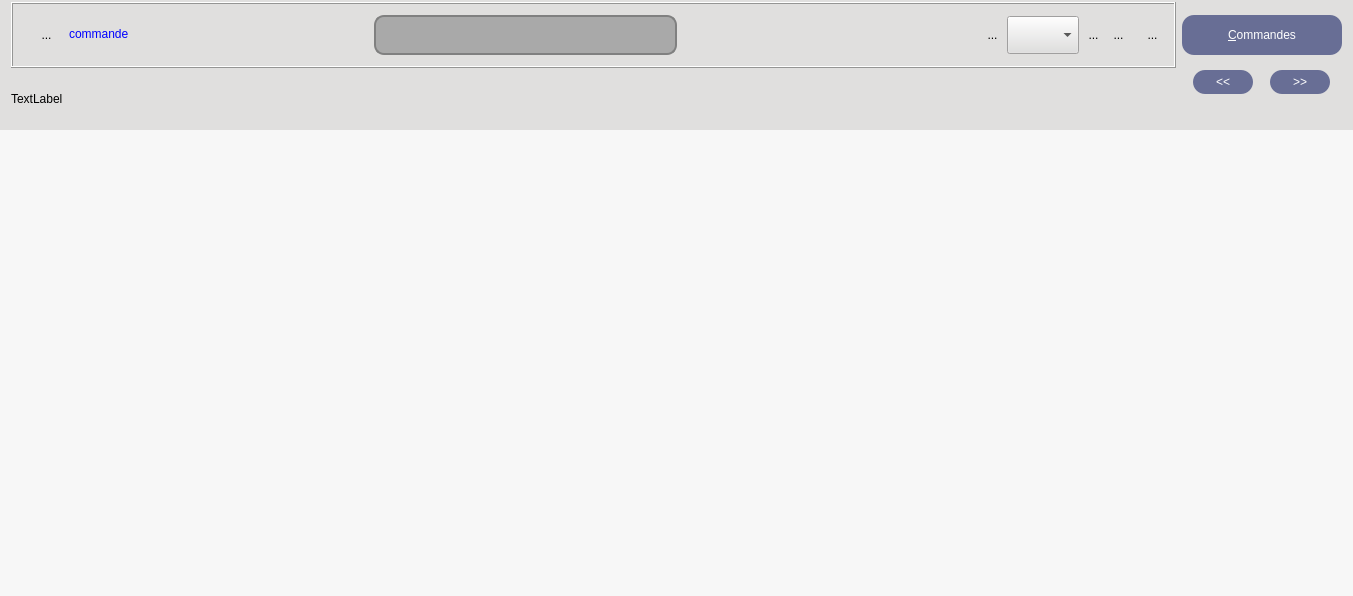
Above: UiQT5/desWidgetCommande.ui from SalomePlatform/eficas_tools before the change. Below: the same form after it.
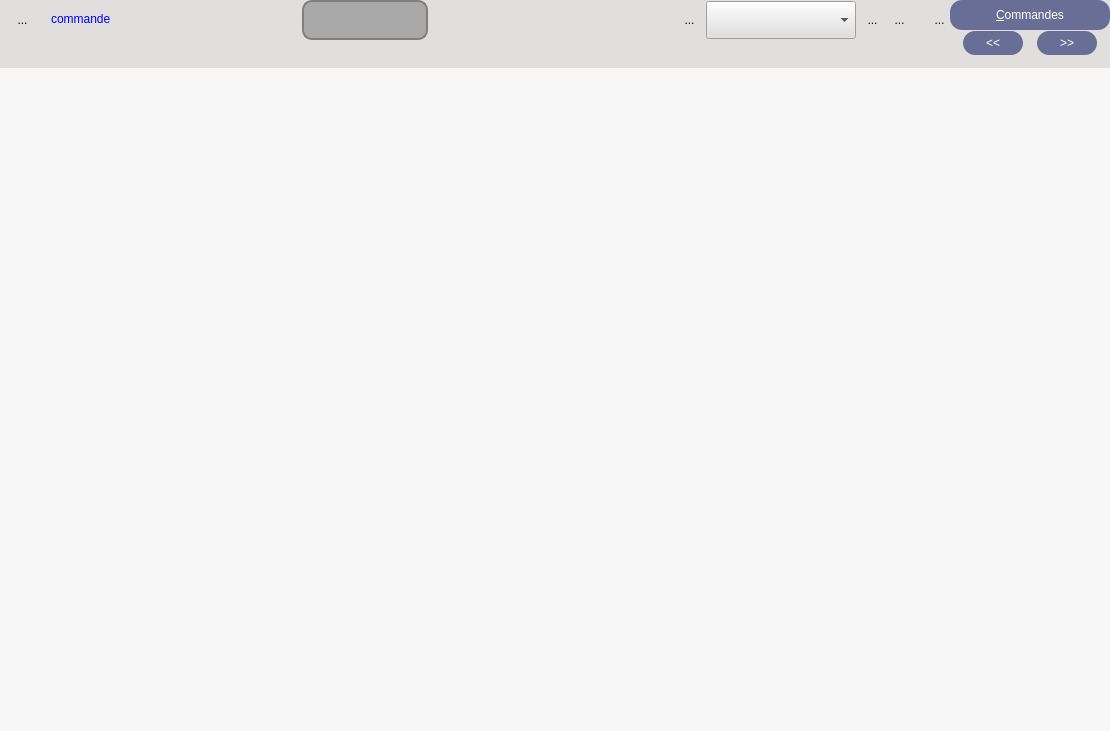
That is the form after the change. Icons and pictures are not drawn. Custom widgets are drawn as their Qt base class.

```diff
--- a/UiQT5/desWidgetCommande.ui
+++ b/UiQT5/desWidgetCommande.ui
@@ -6,8 +6,8 @@
    <rect>
     <x>0</x>
     <y>0</y>
-    <width>1353</width>
-    <height>596</height>
+    <width>1110</width>
+    <height>731</height>
    </rect>
   </property>
   <property name="sizePolicy">
@@ -50,46 +50,32 @@
      <property name="minimumSize">
       <size>
        <width>0</width>
-       <height>130</height>
+       <height>8</height>
       </size>
      </property>
      <property name="maximumSize">
       <size>
        <width>16777215</width>
-       <height>130</height>
+       <height>75</height>
       </size>
      </property>
      <property name="styleSheet">
       <string notr="true">background-color:rgb(224,223,222)</string>
      </property>
-     <layout class="QGridLayout" name="gridLayout_2">
-      <property name="topMargin">
-       <number>2</number>
+     <layout class="QHBoxLayout" name="horizontalLayout_2">
+      <property name="spacing">
+       <number>0</number>
       </property>
-      <property name="bottomMargin">
-       <number>3</number>
+      <property name="margin">
+       <number>0</number>
       </property>
-      <property name="verticalSpacing">
-       <number>2</number>
-      </property>
-      <item row="0" column="0">
-       <widget class="QFrame" name="frame_2">
-        <property name="sizePolicy">
-         <sizepolicy hsizetype="Preferred" vsizetype="Fixed">
-          <horstretch>0</horstretch>
-          <verstretch>0</verstretch>
-         </sizepolicy>
-        </property>
-        <property name="frameShape">
-         <enum>QFrame::Box</enum>
-        </property>
-        <property name="frameShadow">
-         <enum>QFrame::Raised</enum>
-        </property>
+      <item>
+       <layout class="QVBoxLayout" name="verticalLayout_3">
+        <property name="spacing">
+         <number>0</number>
+        </property>
+        <item>
         <layout class="QHBoxLayout" name="horizontalLayout">
-         <property name="spacing">
-          <number>0</number>
-         </property>
          <item>
           <spacer name="horizontalSpacer_5">
            <property name="orientation">
@@ -185,30 +171,26 @@
            </property>
           </widget>
          </item>
-         <item>
-          <spacer name="toto">
-           <property name="orientation">
-            <enum>Qt::Horizontal</enum>
-           </property>
-           <property name="sizeType">
-            <enum>QSizePolicy::Maximum</enum>
-           </property>
-           <property name="sizeHint" stdset="0">
-            <size>
-             <width>2</width>
-             <height>40</height>
-            </size>
-           </property>
-          </spacer>
-         </item>
          <item>
           <widget class="QLineEdit" name="LENom">
            <property name="sizePolicy">
-            <sizepolicy hsizetype="MinimumExpanding" vsizetype="Preferred">
+             <sizepolicy hsizetype="Fixed" vsizetype="Preferred">
              <horstretch>0</horstretch>
              <verstretch>0</verstretch>
             </sizepolicy>
            </property>
+            <property name="minimumSize">
+             <size>
+              <width>0</width>
+              <height>40</height>
+             </size>
+            </property>
+            <property name="maximumSize">
+             <size>
+              <width>16777215</width>
+              <height>200</height>
+             </size>
+            </property>
            <property name="toolTip">
             <string>Nom de l'objet. Seuls, les objets valides peuvent être nommés</string>
            </property>
@@ -239,36 +221,12 @@
            </property>
            <property name="sizeHint" stdset="0">
             <size>
-             <width>108</width>
-             <height>20</height>
+              <width>18</width>
+              <height>17</height>
             </size>
            </property>
           </spacer>
          </item>
-         <item>
-          <spacer name="horizontalSpacer_2">
-           <property name="orientation">
-            <enum>Qt::Horizontal</enum>
-           </property>
-           <property name="sizeType">
-            <enum>QSizePolicy::Ignored</enum>
-           </property>
-           <property name="sizeHint" stdset="0">
-            <size>
-             <width>2</width>
-             <height>40</height>
-            </size>
-           </property>
-          </spacer>
-         </item>
-         <item>
-          <layout class="QHBoxLayout" name="horizontalLayout_2">
-           <property name="spacing">
-            <number>4</number>
-           </property>
-           <property name="sizeConstraint">
-            <enum>QLayout::SetFixedSize</enum>
-           </property>
            <item>
             <widget class="QToolButton" name="RBRun">
              <property name="minimumSize">
@@ -317,7 +275,7 @@
              </property>
              <property name="minimumSize">
               <size>
-               <width>0</width>
+              <width>150</width>
                <height>38</height>
               </size>
              </property>
@@ -326,44 +284,6 @@
              </property>
             </widget>
            </item>
-           <item>
-            <widget class="QToolButton" name="RBInfo">
-             <property name="minimumSize">
-              <size>
-               <width>21</width>
-               <height>31</height>
-              </size>
-             </property>
-             <property name="maximumSize">
-              <size>
-               <width>31</width>
-               <height>31</height>
-              </size>
-             </property>
-             <property name="focusPolicy">
-              <enum>Qt::ClickFocus</enum>
-             </property>
-             <property name="toolTip">
-              <string>ouvre un navigateur sur l'aide contextuelle</string>
-             </property>
-             <property name="styleSheet">
-              <string notr="true">border : 0px</string>
-             </property>
-             <property name="text">
-              <string>...</string>
-             </property>
-             <property name="icon">
-              <iconset>
-               <normaloff>../../../.designer/Editeur/icons/point-interrogation.png</normaloff>../../../.designer/Editeur/icons/point-interrogation.png</iconset>
-             </property>
-             <property name="iconSize">
-              <size>
-               <width>21</width>
-               <height>31</height>
-              </size>
-             </property>
-            </widget>
-           </item>
            <item>
             <widget class="QToolButton" name="RBRegle">
              <property name="minimumSize">
@@ -402,7 +322,43 @@
              </property>
             </widget>
            </item>
-          </layout>
+          <item>
+           <widget class="QToolButton" name="RBInfo">
+            <property name="minimumSize">
+             <size>
+              <width>21</width>
+              <height>31</height>
+             </size>
+            </property>
+            <property name="maximumSize">
+             <size>
+              <width>31</width>
+              <height>31</height>
+             </size>
+            </property>
+            <property name="focusPolicy">
+             <enum>Qt::ClickFocus</enum>
+            </property>
+            <property name="toolTip">
+             <string>ouvre un navigateur sur l'aide contextuelle</string>
+            </property>
+            <property name="styleSheet">
+             <string notr="true">border : 0px</string>
+            </property>
+            <property name="text">
+             <string>...</string>
+            </property>
+            <property name="icon">
+             <iconset>
+              <normaloff>../../../.designer/Editeur/icons/point-interrogation.png</normaloff>../../../.designer/Editeur/icons/point-interrogation.png</iconset>
+            </property>
+            <property name="iconSize">
+             <size>
+              <width>21</width>
+              <height>31</height>
+             </size>
+            </property>
+           </widget>
          </item>
          <item>
           <spacer name="horizontalSpacer_4">
@@ -459,17 +415,31 @@
           </widget>
          </item>
         </layout>
-        <zorder>RBValide</zorder>
-        <zorder>labelNomCommande</zorder>
-        <zorder>LENom</zorder>
-        <zorder>horizontalSpacer_3</zorder>
-        <zorder>horizontalSpacer_4</zorder>
-        <zorder>RBPoubelle</zorder>
-        <zorder>horizontalSpacer_5</zorder>
-        <zorder>horizontalSpacer_7</zorder>
-       </widget>
-      </item>
-      <item row="0" column="1">
+        </item>
+        <item>
+         <widget class="QLabel" name="labelDoc">
+          <property name="sizePolicy">
+           <sizepolicy hsizetype="Preferred" vsizetype="Fixed">
+            <horstretch>0</horstretch>
+            <verstretch>0</verstretch>
+           </sizepolicy>
+          </property>
+          <property name="text">
+           <string>&lt;html&gt;&lt;head/&gt;&lt;body&gt;&lt;p&gt;&lt;br/&gt;&lt;/p&gt;&lt;/body&gt;&lt;/html&gt;</string>
+          </property>
+         </widget>
+        </item>
+       </layout>
+      </item>
+      <item>
+       <layout class="QVBoxLayout" name="verticalLayout_2">
+        <property name="spacing">
+         <number>1</number>
+        </property>
+        <property name="sizeConstraint">
+         <enum>QLayout::SetFixedSize</enum>
+        </property>
+        <item>
        <widget class="QPushButton" name="bCatalogue">
         <property name="sizePolicy">
          <sizepolicy hsizetype="Fixed" vsizetype="Fixed">
@@ -480,7 +450,7 @@
         <property name="minimumSize">
          <size>
           <width>160</width>
-          <height>40</height>
+            <height>30</height>
          </size>
         </property>
         <property name="focusPolicy">
@@ -509,19 +479,12 @@
         </property>
        </widget>
       </item>
-      <item row="1" column="0">
-       <widget class="QLabel" name="labelDoc">
-        <property name="text">
-         <string>TextLabel</string>
-        </property>
-       </widget>
-      </item>
-      <item row="1" column="1">
-       <layout class="QGridLayout" name="gridLayout">
-        <property name="verticalSpacing">
-         <number>0</number>
-        </property>
-        <item row="0" column="0">
+        <item>
+         <layout class="QHBoxLayout" name="horizontalLayout_3">
+          <property name="spacing">
+           <number>1</number>
+          </property>
+          <item>
          <widget class="QPushButton" name="bAvant">
           <property name="sizePolicy">
            <sizepolicy hsizetype="Fixed" vsizetype="Fixed">
@@ -567,7 +530,7 @@
           </property>
          </widget>
         </item>
-        <item row="0" column="1">
+          <item>
          <widget class="QPushButton" name="bApres">
           <property name="sizePolicy">
            <sizepolicy hsizetype="Fixed" vsizetype="Fixed">
@@ -613,7 +576,9 @@
           </property>
          </widget>
         </item>
-        <item row="1" column="0">
+         </layout>
+        </item>
+        <item>
          <spacer name="verticalSpacer_2">
           <property name="orientation">
            <enum>Qt::Vertical</enum>
@@ -621,7 +586,7 @@
           <property name="sizeHint" stdset="0">
            <size>
             <width>20</width>
-            <height>0</height>
+            <height>2</height>
            </size>
           </property>
          </spacer>
@@ -662,11 +627,17 @@
        <rect>
         <x>0</x>
         <y>0</y>
-        <width>1353</width>
-        <height>466</height>
+        <width>1110</width>
+        <height>656</height>
        </rect>
       </property>
-      <layout class="QVBoxLayout" name="verticalLayout">
+      <layout class="QVBoxLayout" name="verticalLayoutCommande">
+       <property name="spacing">
+        <number>0</number>
+       </property>
+       <property name="margin">
+        <number>0</number>
+       </property>
        <item>
         <layout class="QVBoxLayout" name="commandesLayout">
          <property name="spacing">
@@ -674,19 +645,6 @@
          </property>
         </layout>
        </item>
-       <item>
-        <spacer name="verticalSpacer">
-         <property name="orientation">
-          <enum>Qt::Vertical</enum>
-         </property>
-         <property name="sizeHint" stdset="0">
-          <size>
-           <width>20</width>
-           <height>5</height>
-          </size>
-         </property>
-        </spacer>
-       </item>
       </layout>
      </widget>
     </widget>
```
Left out of the diff: 4 changed lines with no effect on the pictures. Lines whose indentation alone changed are shown as unchanged.
